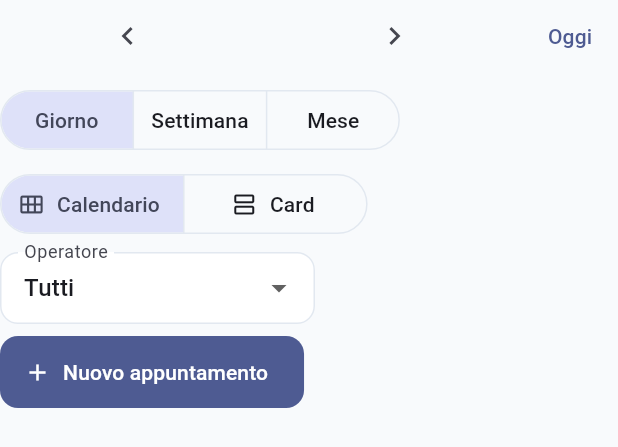
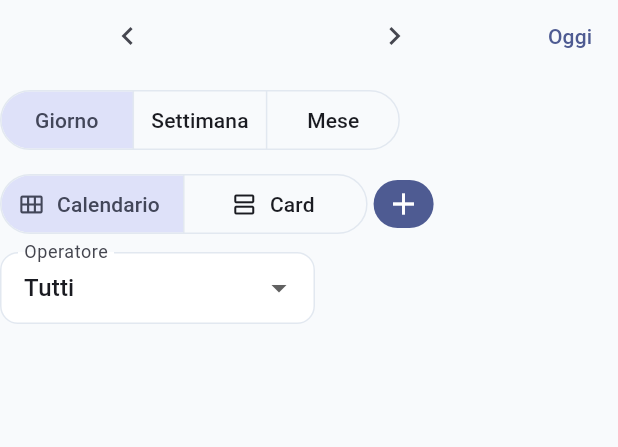
Before and after one commit to sbotz17/commerciali, a Flutter app: the _BarraCalendario widget shown alone on an empty page, opened directly with empty values, on a phone screen of 412 x 824 dp. Shown: the top 447 px of the screen. Run offline on Flutter 3.47's test engine with Material 3 defaults, Android fonts, the phone set to English and light mode, and no system bars; our stand-ins replace cloud_firestore, file_picker, firebase_auth, firebase_core, flutter_riverpod, go_router and 4 more; accounts and stored records are empty.

Commit message:
fix(calendario): pulsante nuovo compatto e note a piena larghezza

```diff
--- a/flutter_app/lib/features/calendario/appuntamento_form_screen.dart
+++ b/flutter_app/lib/features/calendario/appuntamento_form_screen.dart
@@ -814,6 +814,8 @@ class _AppuntamentoFormScreenState
                             ),
                           ),
                         ),
+                      ],
+                      extra: [
                         TextFormField(
                           key: const Key('appuntamento-note'),
                           controller: _note,
--- a/flutter_app/lib/features/calendario/calendario_screen.dart
+++ b/flutter_app/lib/features/calendario/calendario_screen.dart
@@ -469,11 +469,21 @@ class _BarraCalendario extends StatelessWidget {
       ),
     );
 
-    final pulsanteNuovo = FilledButton.icon(
+    final pulsanteNuovo = IconButton.filled(
       key: const Key('calendario-nuovo-appuntamento'),
+      tooltip: 'Nuovo appuntamento',
       onPressed: onNuovo,
       icon: const Icon(Icons.add),
-      label: const Text('Nuovo appuntamento'),
+      visualDensity: VisualDensity.compact,
+    );
+
+    final gruppoStile = Row(
+      mainAxisSize: MainAxisSize.min,
+      children: [
+        selettoreStile,
+        const SizedBox(width: AppSpazi.xxs),
+        pulsanteNuovo,
+      ],
     );
 
     if (!riga) {
@@ -491,7 +501,7 @@ class _BarraCalendario extends StatelessWidget {
             spacing: AppSpazi.xs,
             runSpacing: AppSpazi.xs,
             crossAxisAlignment: WrapCrossAlignment.center,
-            children: [selettoreVista, selettoreStile, filtro, pulsanteNuovo],
+            children: [selettoreVista, gruppoStile, filtro],
           ),
         ],
       );
@@ -505,8 +515,6 @@ class _BarraCalendario extends StatelessWidget {
             navigazione,
             const SizedBox(width: AppSpazi.xs),
             pulsanteOggi,
-            const Spacer(),
-            pulsanteNuovo,
           ],
         ),
         const SizedBox(height: AppSpazi.xs),
@@ -514,7 +522,7 @@ class _BarraCalendario extends StatelessWidget {
           spacing: AppSpazi.s,
           runSpacing: AppSpazi.xs,
           crossAxisAlignment: WrapCrossAlignment.center,
-          children: [selettoreVista, selettoreStile, filtro],
+          children: [selettoreVista, gruppoStile, filtro],
         ),
       ],
     );
```
Also changed, not shown: 1 other file.
